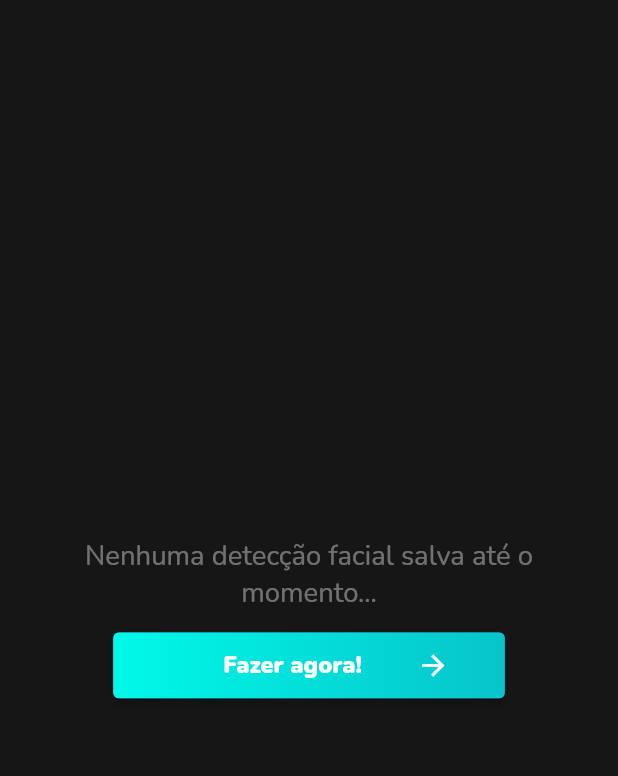
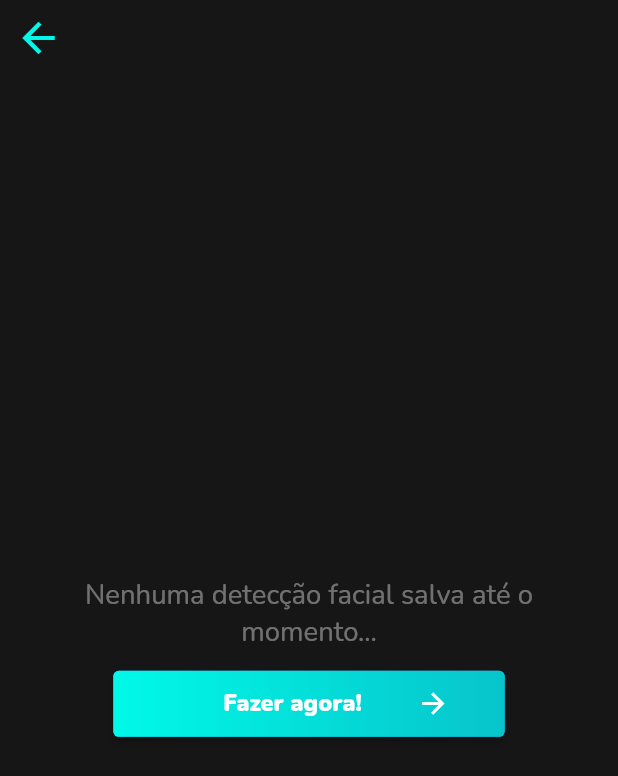
Before and after one commit to viniciusamelio/biometricas, a Flutter app: the ResultsPage screen opened directly, on a phone screen of 412 x 824 dp. Shown: the top 776 px of the screen. Run offline on Flutter 3.47's test engine with Material 2 defaults, Android fonts, the phone set to English and light mode, and no system bars; our stand-ins replace dio, google_fonts, hive, image_picker, permission_handler, responsive_framework and 2 more; missing offline and left inert: firebase_ml_vision; accounts and stored records are empty.

Commit message:
Adding appbar to screens

```diff
--- a/mobile/lib/main.dart
+++ b/mobile/lib/main.dart
@@ -1,9 +1,11 @@
 import 'package:biometricas/modules/home/pages/home.dart';
 import 'package:flutter/material.dart';
+import 'package:flutter/services.dart';
 import 'package:google_fonts/google_fonts.dart';
 import 'package:responsive_framework/responsive_framework.dart';
 
 void main() {
+  SystemChrome.setSystemUIOverlayStyle(SystemUiOverlayStyle.light);
   runApp(MyApp());
 }
 
--- a/mobile/lib/modules/home/pages/home.dart
+++ b/mobile/lib/modules/home/pages/home.dart
@@ -65,7 +65,7 @@ class _HomePageState extends State<HomePage> {
                   child: Text("Ver resultados",
                       style: TextStyle(
                           color: blue,
-                          fontSize: 18,
+                          fontSize: 20,
                           fontWeight: FontWeight.bold)),
                 )
               ],
--- a/mobile/lib/modules/results/pages/results.dart
+++ b/mobile/lib/modules/results/pages/results.dart
@@ -25,6 +25,11 @@ class _ResultsPageState extends State<ResultsPage> {
   @override
   Widget build(BuildContext context) {
     return Scaffold(
+      appBar: AppBar(
+        backgroundColor: backgroundColor,
+        elevation: 0,
+        iconTheme: IconThemeData(color: blue, size: 35),
+      ),
       backgroundColor: backgroundColor,
       body: SafeArea(
         child: Padding(
```
Also changed, not shown: mobile/lib/modules/camera/pages/picturePage.dart (+26 -6 lines).
